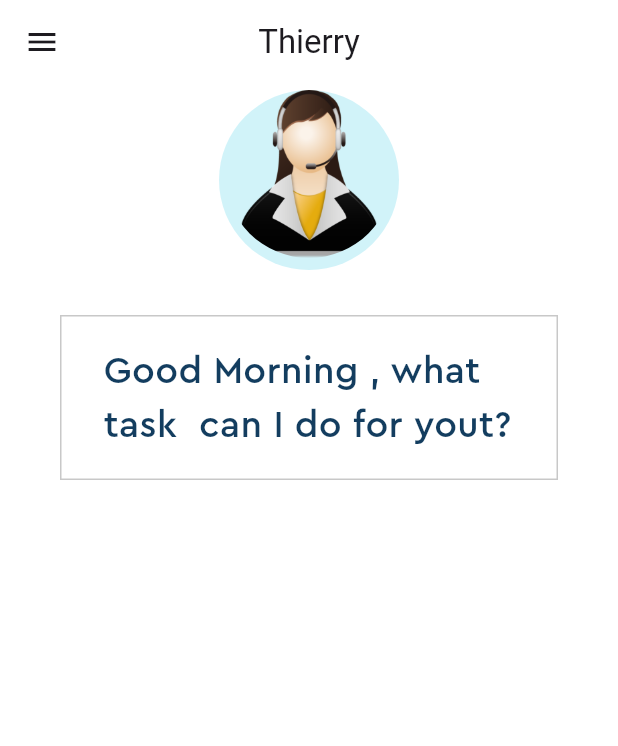
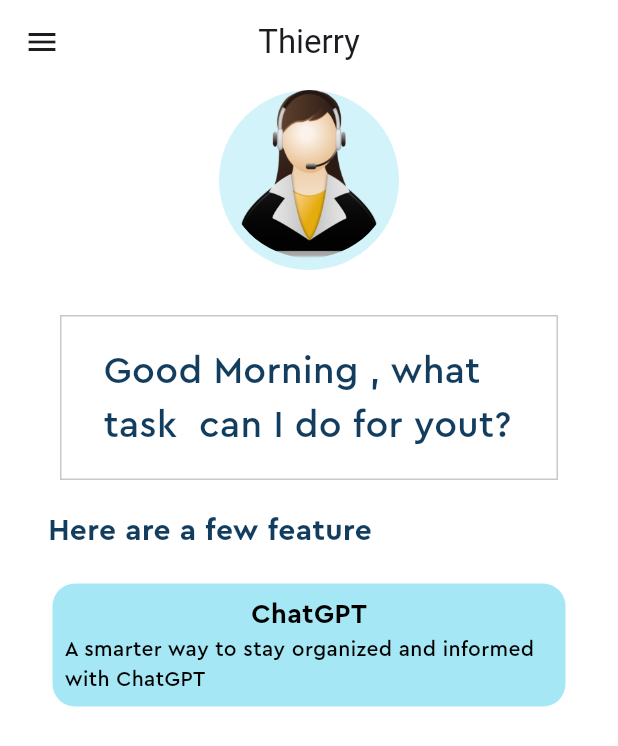
Before and after one commit to thierryrudaseswa/CHATV, a Flutter app: the screen it shows after launch, on a phone screen of 412 x 824 dp. Shown: the top 746 px of the screen. Run offline on Flutter 3.47's test engine with Material 3 defaults, Android fonts, the phone set to English and light mode, and no system bars.

Commit message:
The VOICE CHAT app that helps in dictating the words build in flutter

```diff
--- /dev/null
+++ b/lib/feature_box.dart
@@ -0,0 +1,48 @@
+import 'package:chatvoice/pallete.dart';
+import 'package:flutter/material.dart';
+
+class FeatureBox extends StatelessWidget {
+  final Color color;
+  final String headerText;
+   final String descriptionText;
+  const FeatureBox({super.key,required this.color,required this.headerText,required this.descriptionText});
+
+  @override
+  Widget build(BuildContext context) {
+    return Container(
+      margin: const EdgeInsets.symmetric(
+        horizontal: 35,
+        vertical: 10,
+      ),
+      decoration: BoxDecoration(
+        color: color,
+        borderRadius: const BorderRadius.all(
+          Radius.circular(15)
+        )
+      ),
+      child: Padding(
+        padding: const EdgeInsets.all(8.0),
+        child: Column(
+          children: [
+            Text(
+              headerText,
+              style: TextStyle(
+                fontFamily: 'Cera Pro',
+                color: Pallete.blackColor,
+                fontSize: 18,
+                fontWeight: FontWeight.bold
+              ),
+            ),
+             Text(
+              descriptionText,
+              style: TextStyle(
+                fontFamily: 'Cera Pro',
+                color: Pallete.blackColor,
+              ),
+            )
+          ],
+        ),
+      ),
+    );
+  }
+}
--- a/lib/home_page.dart
+++ b/lib/home_page.dart
@@ -1,5 +1,6 @@
 import 'package:chatvoice/pallete.dart';
 import 'package:flutter/material.dart';
+import 'package:chatvoice/feature_box.dart';
 
 class HomePage extends StatefulWidget {
   const HomePage({super.key});
@@ -71,6 +72,33 @@ class _HomePageState extends State<HomePage> {
                 ),
               ),
             ),
+          ),
+          Container(
+            padding: const EdgeInsets.all(10),
+            alignment: Alignment.centerLeft,
+            margin:const EdgeInsets.only(
+              top: 10,
+              left: 22,
+            ),
+            child: const Text(
+              "Here are a few feature",
+              style: TextStyle(
+                fontFamily: 'Cera Pro',
+                color: Pallete.mainFontColor,
+                fontSize: 20,
+                fontWeight: FontWeight.bold,
+              ),
+            ),
+          ),
+        const   Column(
+          children:[
+              FeatureBox(
+              color:Pallete.firstSuggestionBoxColor,
+              headerText: 'ChatGPT',
+              descriptionText: 'A smarter way to stay organized and informed with ChatGPT',
+            )
+          ]
+
           )
         ],
       ),
```
